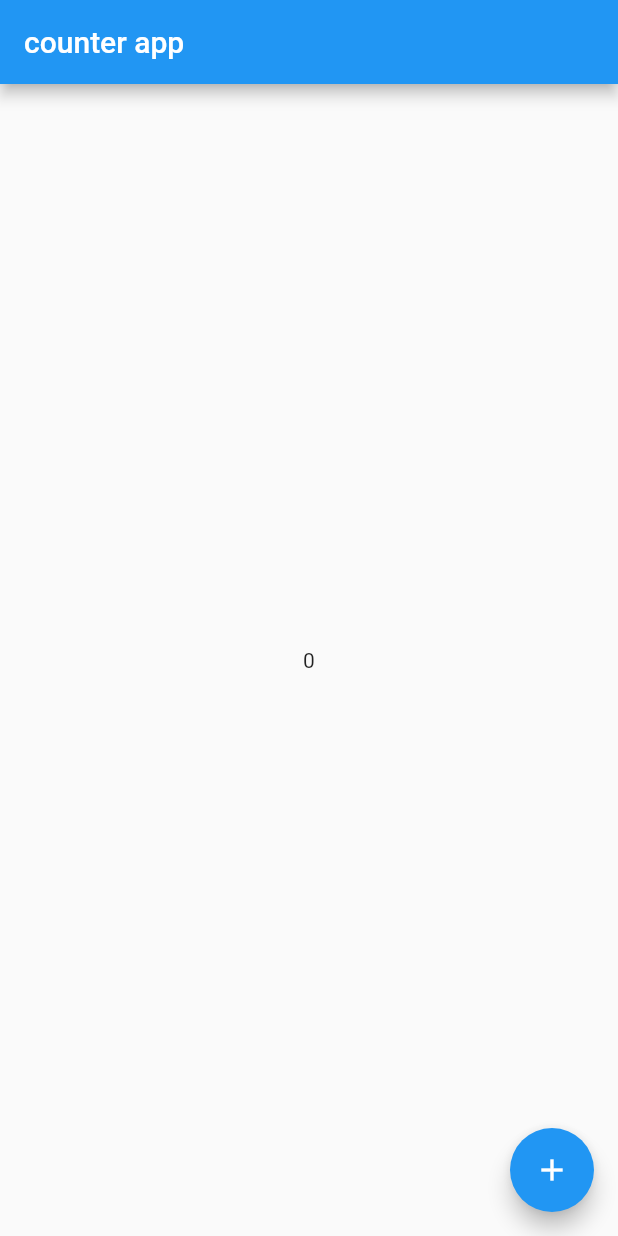
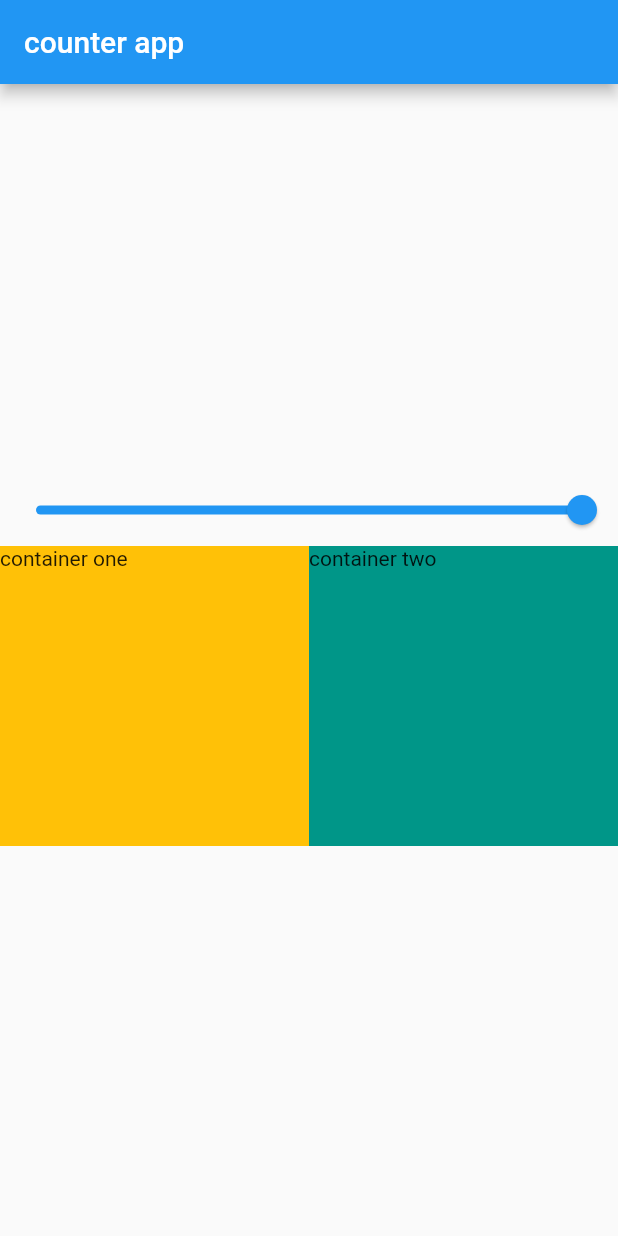
Before and after one commit to rizwanshah123/provider_example, a Flutter app: the screen it shows after launch, on a phone screen of 412 x 824 dp. Run offline on Flutter 3.47's test engine with Material 2 defaults, Android fonts, the phone set to English and light mode, and no system bars.

Commit message:
added second example with provideer

```diff
--- a/lib/main.dart
+++ b/lib/main.dart
@@ -1,7 +1,9 @@
 import 'package:flutter/material.dart';
 import 'package:provider/provider.dart';
 import 'package:provider_example/provider/example_one_provider.dart';
+import 'provider/example_two_provider.dart';
 import 'screens/example_one.dart';
+import 'screens/example_two.dart';
 
 void main() {
   runApp(const MyApp());
@@ -14,10 +16,10 @@ class MyApp extends StatelessWidget {
   Widget build(BuildContext context) {
     return MultiProvider(providers:[
       ChangeNotifierProvider(create: (_)=>ExampleOneProvider()),
-     // ChangeNotifierProvider(create: (_)=>ExampleTwoProvider()),
+      ChangeNotifierProvider(create: (_)=>ExampleTwoProvider()),
     ],
    child: const MaterialApp(
-    home: ExampleOne(),
+    home: ExampleTwo(),
    ),
      );
   }
--- /dev/null
+++ b/lib/provider/example_two_provider.dart
@@ -0,0 +1,13 @@
+import 'package:flutter/foundation.dart';
+
+class ExampleTwoProvider with ChangeNotifier {
+  double _value = 1;
+
+  double get() => _value;
+
+  void set(double value) {
+    _value = value;
+    notifyListeners();
+  }
+
+}
--- a/lib/screens/example_one.dart
+++ b/lib/screens/example_one.dart
@@ -7,7 +7,7 @@ class ExampleOne extends StatelessWidget {
 
   @override
   Widget build(BuildContext context) {
-    var state = Provider.of<ExampleOneProvider>(context,listen:false);
+    var state = Provider.of<ExampleOneProvider>(context, listen: false);
     return Scaffold(
       appBar: AppBar(title: Text('counter app')),
       body: Center(
@@ -18,9 +18,7 @@ class ExampleOne extends StatelessWidget {
         ),
       ),
       floatingActionButton: FloatingActionButton(
-        onPressed: () => {
-          state.setValue()
-        },
+        onPressed: () => {state.setValue()},
         child: Icon(Icons.add),
       ),
     );
--- /dev/null
+++ b/lib/screens/example_two.dart
@@ -0,0 +1,53 @@
+import 'package:flutter/material.dart';
+import 'package:provider/provider.dart';
+import 'package:provider_example/provider/example_two_provider.dart';
+
+class ExampleTwo extends StatelessWidget {
+  const ExampleTwo({Key? key}) : super(key: key);
+
+  @override
+  Widget build(BuildContext context) {
+    print('build');
+    //var state = Provider.of<ExampleTwoProvider>(context, listen: false);
+    return Scaffold(
+      appBar: AppBar(title: Text('counter app')),
+      body: Column(
+        mainAxisAlignment: MainAxisAlignment.center,
+        children: [
+          Consumer<ExampleTwoProvider>(
+            builder: (context, value, child) => Slider(
+                min: 0,
+                max: 1,
+                value: value.get(),
+                onChanged: (val) {
+                  value.set(val);
+                }),
+          ),
+          Consumer<ExampleTwoProvider>(
+            builder: (context, value, child) =>
+                Row(crossAxisAlignment: CrossAxisAlignment.center, children: [
+              Expanded(
+                child: Container(
+                  height: 200,
+                  decoration: BoxDecoration(
+                    color: Colors.amber.withOpacity(value.get()),
+                  ),
+                  child: Text('container one'),
+                ),
+              ),
+              Expanded(
+                child: Container(
+                  height: 200,
+                  decoration: BoxDecoration(
+                    color: Colors.teal.withOpacity(value.get()),
+                  ),
+                  child: Text('container two'),
+                ),
+              )
+            ]),
+          ),
+        ],
+      ),
+    );
+  }
+}
```
